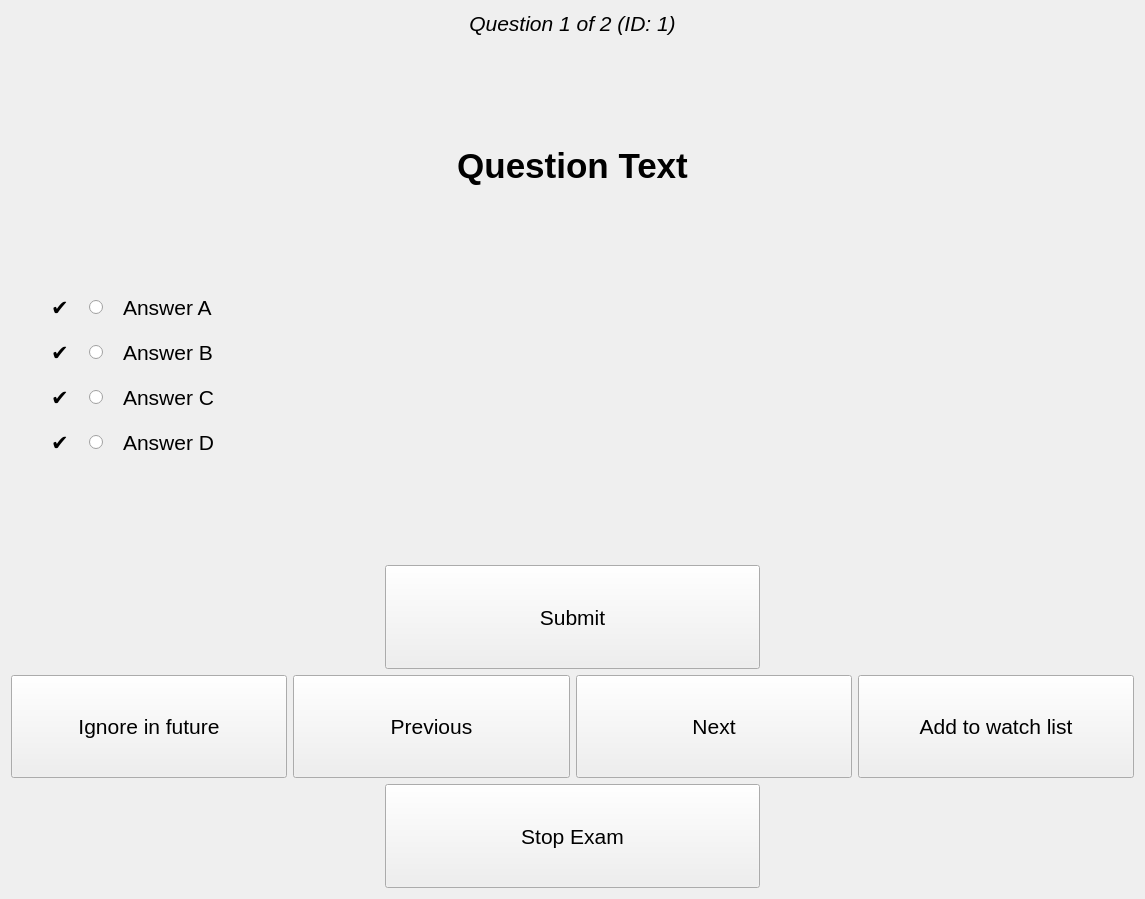
The window that pilot_utils/azf_trainer/ui/question_widget.ui (jufi2112/pilot_utils) describes before a commit, drawn with Qt 5.
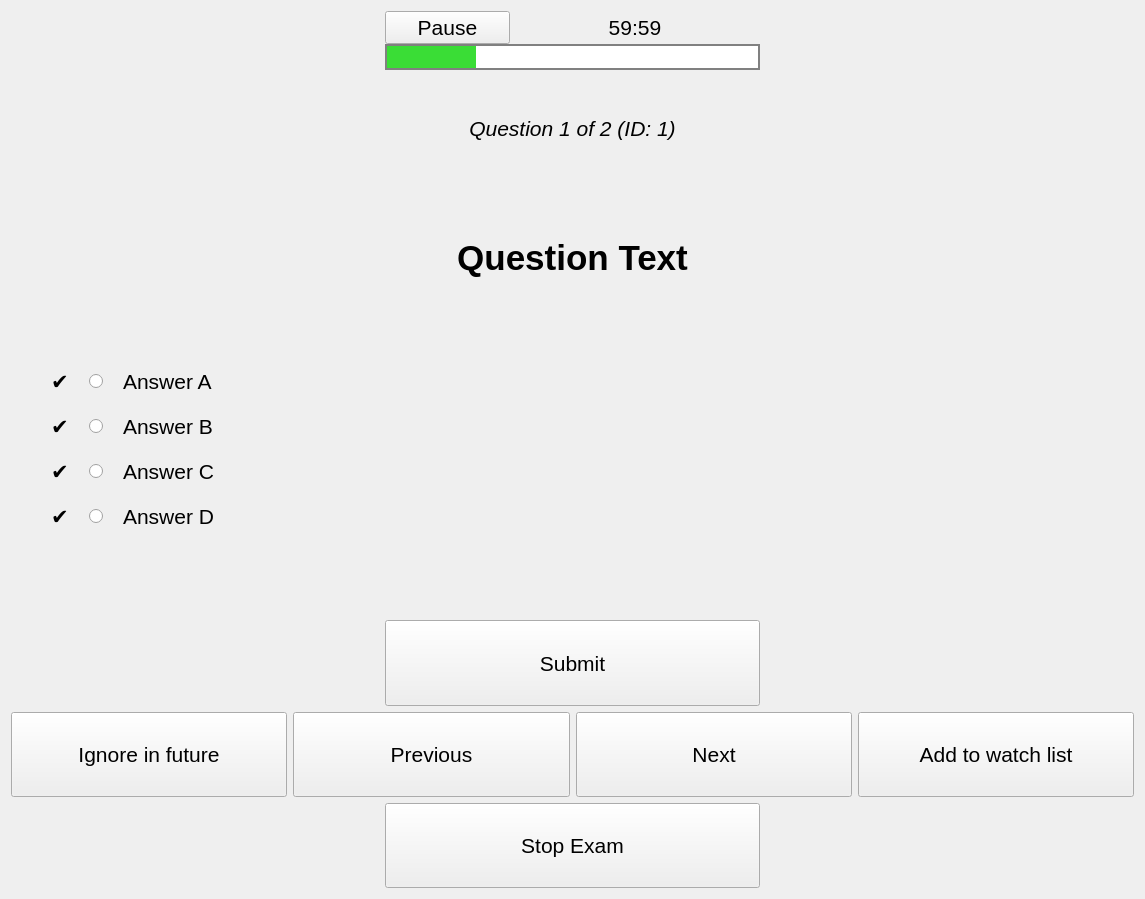
The same window after the commit. Custom widgets are drawn as their Qt base class.

Commit message: added timer to exam mode (issue #4)

Patch:
```diff
--- a/pilot_utils/azf_trainer/ui/question_widget.ui
+++ b/pilot_utils/azf_trainer/ui/question_widget.ui
@@ -19,7 +19,128 @@
   <property name="windowTitle">
    <string>Form</string>
   </property>
-  <layout class="QVBoxLayout" name="verticalLayout_2">
+  <layout class="QVBoxLayout" name="verticalLayout_3">
+   <item>
+    <layout class="QHBoxLayout" name="horizontalLayout_2">
+     <item>
+      <spacer name="horizontalSpacer_3">
+       <property name="orientation">
+        <enum>Qt::Horizontal</enum>
+       </property>
+       <property name="sizeHint" stdset="0">
+        <size>
+         <width>40</width>
+         <height>20</height>
+        </size>
+       </property>
+      </spacer>
+     </item>
+     <item>
+      <layout class="QVBoxLayout" name="verticalLayout_2">
+       <property name="spacing">
+        <number>0</number>
+       </property>
+       <item>
+        <layout class="QHBoxLayout" name="horizontalLayout" stretch="1,2">
+         <item>
+          <widget class="QPushButton" name="button_timer_stop">
+           <property name="sizePolicy">
+            <sizepolicy hsizetype="Preferred" vsizetype="Preferred">
+             <horstretch>0</horstretch>
+             <verstretch>0</verstretch>
+            </sizepolicy>
+           </property>
+           <property name="font">
+            <font>
+             <pointsize>16</pointsize>
+            </font>
+           </property>
+           <property name="text">
+            <string>Pause</string>
+           </property>
+          </widget>
+         </item>
+         <item>
+          <widget class="QLabel" name="label_timer">
+           <property name="font">
+            <font>
+             <pointsize>16</pointsize>
+            </font>
+           </property>
+           <property name="text">
+            <string>59:59</string>
+           </property>
+           <property name="alignment">
+            <set>Qt::AlignCenter</set>
+           </property>
+          </widget>
+         </item>
+        </layout>
+       </item>
+       <item>
+        <widget class="QProgressBar" name="progressBar_timer">
+         <property name="enabled">
+          <bool>true</bool>
+         </property>
+         <property name="sizePolicy">
+          <sizepolicy hsizetype="MinimumExpanding" vsizetype="Fixed">
+           <horstretch>0</horstretch>
+           <verstretch>0</verstretch>
+          </sizepolicy>
+         </property>
+         <property name="styleSheet">
+          <string notr="true"> QProgressBar::chunk {
+     background-color: #3add36;
+     width: 1px;
+ }
+
+ QProgressBar {
+     border: 2px solid grey;
+     border-radius: 0px;
+     text-align: center;
+ }</string>
+         </property>
+         <property name="value">
+          <number>24</number>
+         </property>
+         <property name="textVisible">
+          <bool>false</bool>
+         </property>
+        </widget>
+       </item>
+      </layout>
+     </item>
+     <item>
+      <spacer name="horizontalSpacer_4">
+       <property name="orientation">
+        <enum>Qt::Horizontal</enum>
+       </property>
+       <property name="sizeHint" stdset="0">
+        <size>
+         <width>40</width>
+         <height>20</height>
+        </size>
+       </property>
+      </spacer>
+     </item>
+    </layout>
+   </item>
+   <item>
+    <spacer name="verticalSpacer_3">
+     <property name="orientation">
+      <enum>Qt::Vertical</enum>
+     </property>
+     <property name="sizeType">
+      <enum>QSizePolicy::Maximum</enum>
+     </property>
+     <property name="sizeHint" stdset="0">
+      <size>
+       <width>20</width>
+       <height>40</height>
+      </size>
+     </property>
+    </spacer>
+   </item>
    <item>
     <widget class="QLabel" name="label_question_number">
      <property name="font">
```
The commit also changes 3 other files.
